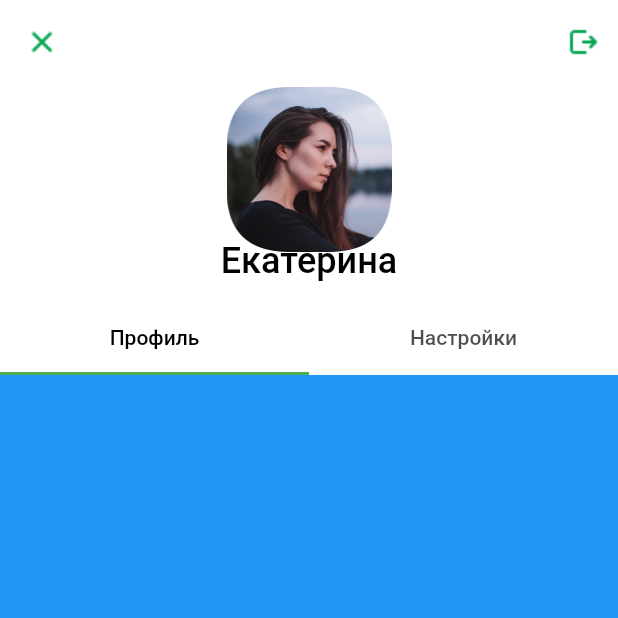
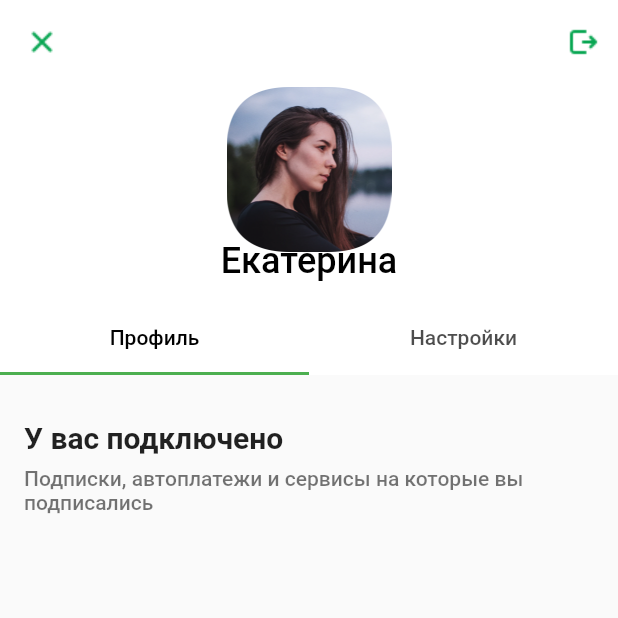
Before and after one commit to Nadi13/effectiveFlutter, a Flutter app: the screen it shows after launch, on a phone screen of 412 x 824 dp, the top half of it. Run offline on Flutter 3.47's test engine with Material 2 defaults, Android fonts, the light colour scheme and no system bars.

Commit message:
String и colors вынесены в отдельные файлы

```diff
--- a/lib/app.dart
+++ b/lib/app.dart
@@ -1,6 +1,6 @@
 import 'package:flutter/material.dart';
 import 'package:fall_2023_project/profile.dart';
-import 'package:fall_2023_project/Theme.dart';
+import 'package:fall_2023_project/myTools/theme.dart';
 
 class App extends StatelessWidget{
   const App({super.key});
--- a/lib/appBar.dart
+++ b/lib/appBar.dart
@@ -1,12 +1,13 @@
 import 'package:flutter/material.dart';
+import 'package:fall_2023_project/myTools/strings.dart';
 
 
-class appBar extends StatelessWidget {
-  const appBar({super.key});
+class MyAppBar extends StatelessWidget {
+  const MyAppBar({super.key});
 
   @override
   Widget build(BuildContext context){
-    var  myTabs = ["Профиль", "Настройки"];
+    var  myTabs = [Strings.profile, Strings.settings];
     return SliverOverlapAbsorber(
       handle: NestedScrollView.sliverOverlapAbsorberHandleFor(context),
       sliver: SliverAppBar(
@@ -16,7 +17,7 @@ class appBar extends StatelessWidget {
         flexibleSpace:  FlexibleSpaceBar(
           centerTitle: true,
           titlePadding: const EdgeInsets.only(bottom: 62),
-          title: const Text('Екатерина',
+          title: const Text(Strings.userName,
             style: TextStyle(fontSize: 16,
               color: Colors.black
             )
@@ -39,13 +40,11 @@ class appBar extends StatelessWidget {
         backgroundColor: Colors.white,
         leading: IconButton(
           icon: Image.asset('assets/cross.png'),
-          tooltip: 'Cross',
           onPressed: () {},
         ),
         actions: <Widget>[
           IconButton(
             icon: Image.asset('assets/arrow_right_square.png'),
-            tooltip: 'Arrow_right_square',
             onPressed: () {},
             ),
           ],
--- /dev/null
+++ b/lib/myTools/colors.dart
@@ -0,0 +1,9 @@
+import 'package:flutter/material.dart';
+
+abstract class MyColors {
+  static const Color primary = Colors.white;
+  static const Color secondary = Colors.black;
+  static final Color textSecondary = Colors.black.withOpacity(0.55);
+  static const Color appBar = Color.fromRGBO(6, 132, 65, 1);
+  static const Color avatarShadow = Color(0x14000014);
+}
--- /dev/null
+++ b/lib/myTools/strings.dart
@@ -0,0 +1,28 @@
+abstract class Strings {
+  static const String profile = "Профиль";
+  static const String settings = "Настройки";
+  static const String userName = "Екатерина";
+  static const String connected = "У вас подключено";
+  static const String subscriptions = "Подписки, автоплатежи и сервисы на которые вы подписались";
+  static const String sber = "СберПрайм";
+  static const String translations = "Переводы";
+  static const String payment = "Платёж 9 июля";
+  static const String pay = "199 ₽ в месяц";
+  static const String autoRenewal = "Автопродление 21 августа";
+  static const String tariffs = "Тарифы и лимиты";
+  static const String transactions = "Для операций в Сбербанк Онлайн";
+  static const String limit = "Изменить суточный лимит";
+  static const String transfersAndPayment = "На платежи и переводы";
+  static const String transfers = "Переводы без комиссии";
+  static const String balance = "Показать остаток в этом месяце";
+  static const String information = "Информация о тарифах и лимитах";
+  static const String interests = "Интересы";
+  static const String stories = "Мы подбираем истории и предложения по темам, которые вам нравятся";
+  static const String food = "Еда";
+  static const String selfDevelopment = "Саморазвитие";
+  static const String technologies = "Технологии";
+  static const String home = "Дом";
+  static const String leisure = "Досуг";
+  static const String care = "Забота о себе";
+  static const String science = "Наука";
+}
--- a/lib/profile.dart
+++ b/lib/profile.dart
@@ -1,5 +1,6 @@
 import 'package:flutter/material.dart';
 import 'package:fall_2023_project/appBar.dart';
+import 'package:fall_2023_project/profileContent.dart';
 
 
 class Profile extends StatelessWidget {
@@ -12,12 +13,14 @@ class Profile extends StatelessWidget {
       body: NestedScrollView(
         headerSliverBuilder: (BuildContext context, bool innerBoxIsScrolled){
           return <Widget>[
-            const appBar()
+            const MyAppBar()
           ];
         },
         body: TabBarView(
-      children: [Container(color: Colors.blue),
-      Container(color: Colors.red)],
+      children: [
+      const ProfileContent(),
+      Container(color: Colors.red)
+      ],
     ),
       ),
     ),
--- /dev/null
+++ b/lib/profileContent.dart
@@ -0,0 +1,59 @@
+import 'package:flutter/material.dart';
+import 'package:fall_2023_project/myTools/strings.dart';
+
+class ProfileContent extends StatelessWidget {
+  const ProfileContent({super.key});
+
+  @override
+  Widget build(BuildContext context){
+    return Builder(
+      builder: (BuildContext context) {
+        return CustomScrollView(
+          slivers: <Widget>[
+            SliverOverlapInjector(handle: NestedScrollView.sliverOverlapAbsorberHandleFor(context)),
+            const SliverToBoxAdapter(
+              child: Padding(
+                padding: EdgeInsets.symmetric(horizontal: 16, vertical: 30),
+                child: Column(
+                crossAxisAlignment: CrossAxisAlignment.start,
+                children: [
+                  textBlock(header: Strings.connected, text: Strings.subscriptions),
+                ],
+              ),
+              ),
+            ),
+          ],
+        );
+      },
+    );
+  }
+}
+
+class textBlock extends StatelessWidget {
+  final String header;
+  final String? text;
+  const textBlock({super.key, required this.header, this.text});
+
+    Widget build(BuildContext context){
+      return Column(
+        crossAxisAlignment: CrossAxisAlignment.start,
+        children: [
+          Text(
+            header,
+            style: TextStyle(
+              fontSize: 20,
+              fontWeight: FontWeight.w700,
+            )
+          ),
+          SizedBox(height: 8),
+          Text(
+            text!,
+            style: TextStyle(
+              color: Colors.black.withOpacity(0.550000011920929),
+              fontSize: 14,
+              fontWeight: FontWeight.w500,
+            )
+          )
+        ]);
+    }
+}
```
Also changed, not shown: assets/cber.png (added), assets/forward_back.png (added), assets/percent.png (added), assets/percent_fill.png (added), assets/speedometer.png (added), lib/myTools/theme.dart (renamed from lib/Theme.dart).
